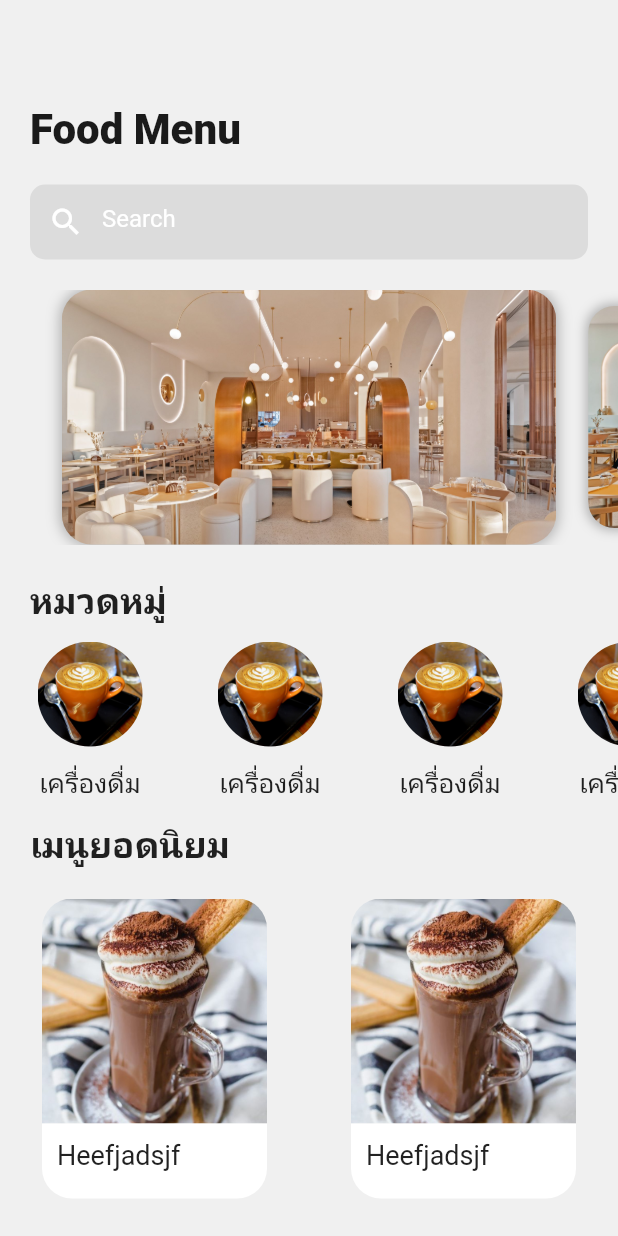
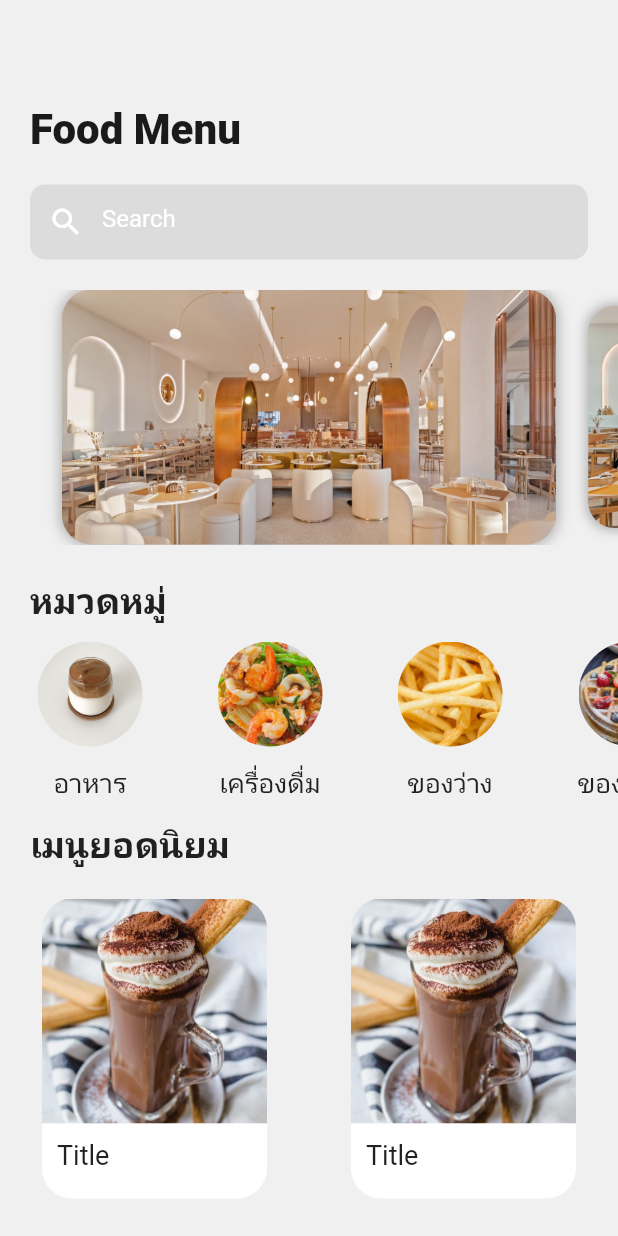
Before and after one commit to OhmMiee/Application-Mobile, a Flutter app: the HomeScreen screen opened directly, on a phone screen of 412 x 824 dp. Run offline on Flutter 3.47's test engine with Material 2 defaults, Android fonts, the phone set to English and light mode, and no system bars; drawn by our look-alikes of carousel_slider; our stand-ins replace hexcolor.

Commit message:
fix category

```diff
--- a/lib/detail.dart
+++ b/lib/detail.dart
@@ -1,18 +1,21 @@
 import 'package:final_project/home.dart';
 import 'package:flutter/material.dart';
+
 
 class Details extends StatelessWidget {
   const Details({Key? key}) : super(key: key);
 
+
   @override
   Widget build(BuildContext context) {
+
     return Scaffold(backgroundColor: Color(0xFF262D34), body: Information());
   }
 }
 
+
 class Information extends StatelessWidget {
   const Information({Key? key}) : super(key: key);
-
   @override
   Widget build(BuildContext context) {
     return Container(
@@ -62,7 +65,7 @@ class Information extends StatelessWidget {
                               child: Align(
                                 alignment: AlignmentDirectional(-1, 0),
                                 child: Text(
-                                  'Welcome Back',
+                                  'Title',
                                   style: TextStyle(
                                       fontSize: 28,
                                       fontWeight: FontWeight.bold),
--- a/lib/home.dart
+++ b/lib/home.dart
@@ -231,23 +231,17 @@ class _HomeScreenState extends State<HomeScreen> {
                   child: Row(
                     children: [
                       _allCategories(
-                          image: 'assets/images/latte.png',
+                          image: 'assets/images/c_1.jpg',
+                          tittle: 'อาหาร'),
+                      _allCategories(
+                          image: 'assets/images/c_2.jpg',
                           tittle: 'เครื่องดื่ม'),
                       _allCategories(
-                          image: 'assets/images/latte.png',
-                          tittle: 'เครื่องดื่ม'),
+                          image: 'assets/images/c_3.jpg',
+                          tittle: 'ของว่าง'),
                       _allCategories(
-                          image: 'assets/images/latte.png',
-                          tittle: 'เครื่องดื่ม'),
-                      _allCategories(
-                          image: 'assets/images/latte.png',
-                          tittle: 'เครื่องดื่ม'),
-                      _allCategories(
-                          image: 'assets/images/latte.png',
-                          tittle: 'เครื่องดื่ม'),
-                      _allCategories(
-                          image: 'assets/images/latte.png',
-                          tittle: 'เครื่องดื่ม'),
+                          image: 'assets/images/c_4.jpg',
+                          tittle: 'ของหวาน'),
                     ],
                   ),
                 ),
@@ -268,10 +262,10 @@ class _HomeScreenState extends State<HomeScreen> {
                     children: [
                       _menu(
                           image: "assets/images/menu1.jpg",
-                          tittle: "Heefjadsjf"),
+                          tittle: "Title"),
                       _menu(
                           image: "assets/images/menu1.jpg",
-                          tittle: "Heefjadsjf"),
+                          tittle: "Title"),
                     ],
                   ),
                 )
--- a/lib/main.dart
+++ b/lib/main.dart
@@ -1,3 +1,4 @@
+import 'package:final_project/detail.dart';
 import 'package:final_project/home.dart';
 import 'package:flutter/material.dart';
 
@@ -115,6 +116,7 @@ class _MyHomePageState extends State<MyHomePage> {
             ),
           ),
         ],
-      ),);
+      ),
+    );
   }
 }
```
Also changed, not shown: assets/images/c_1.jpg (added), assets/images/c_2.jpg (added), assets/images/c_3.jpg (added), assets/images/c_4.jpg (added).
